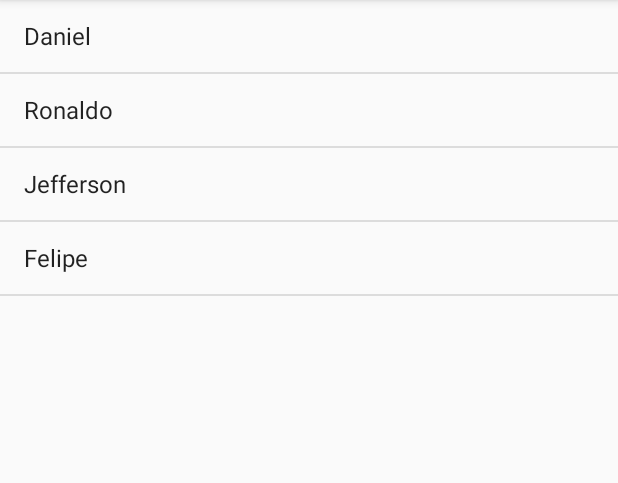
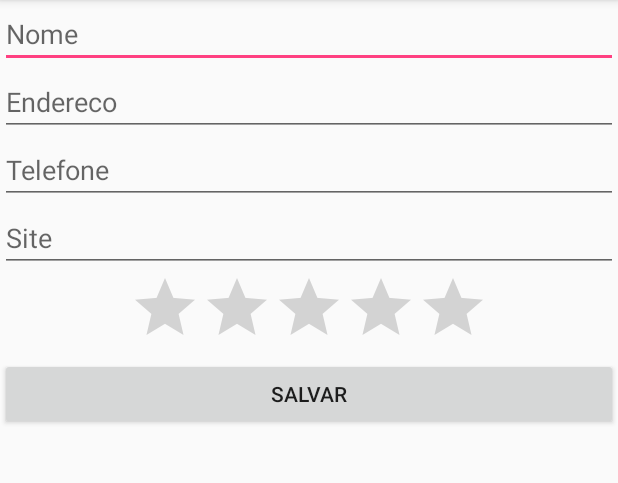
Before and after one commit to mcmacedo/android_agenda, an Android app: the screen it shows after launch (ListaAlunosActivity before the commit, FormularioActivity after it), on a phone screen of 412 x 824 dp, the part 84-567 px from its top. Run offline under Robolectric (Android 15) with nearby library versions, the light colour scheme and no system bars.

Commit message:
Formulario com listener do botao

```diff
--- a/app/src/main/AndroidManifest.xml
+++ b/app/src/main/AndroidManifest.xml
@@ -10,9 +10,11 @@
         android:supportsRtl="true"
         android:theme="@style/AppTheme">
         <activity android:name=".ListaAlunosActivity">
+
+        </activity>
+        <activity android:name=".FormularioActivity">
             <intent-filter>
                 <action android:name="android.intent.action.MAIN" />
-
                 <category android:name="android.intent.category.LAUNCHER" />
             </intent-filter>
         </activity>
--- /dev/null
+++ b/app/src/main/java/com/mcmacedo/agenda/FormularioActivity.java
@@ -0,0 +1,25 @@
+package com.mcmacedo.agenda;
+
+import android.support.v7.app.AppCompatActivity;
+import android.os.Bundle;
+import android.view.View;
+import android.widget.Button;
+import android.widget.Toast;
+
+public class FormularioActivity extends AppCompatActivity {
+
+    @Override
+    protected void onCreate(Bundle savedInstanceState) {
+        super.onCreate(savedInstanceState);
+        setContentView(R.layout.activity_formulario);
+
+        Button botaoSalvar = findViewById(R.id.formulario_btn_salvar);
+        botaoSalvar.setOnClickListener(new View.OnClickListener() {
+            @Override
+            public void onClick(View v) {
+                Toast.makeText(FormularioActivity.this,
+                        "Salvando...", Toast.LENGTH_SHORT).show();
+            }
+        });
+    }
+}
--- a/app/src/main/java/com/mcmacedo/agenda/ListaAlunosActivity.java
+++ b/app/src/main/java/com/mcmacedo/agenda/ListaAlunosActivity.java
@@ -17,6 +17,7 @@ public class ListaAlunosActivity extends AppCompatActivity {
 
         ArrayAdapter<String> adapter = new ArrayAdapter<String>(
                 this, android.R.layout.simple_list_item_1, alunos);
+
         listaAlunos.setAdapter(adapter);
     }
 }
--- /dev/null
+++ b/app/src/main/res/layout/activity_formulario.xml
@@ -0,0 +1,48 @@
+<?xml version="1.0" encoding="utf-8"?>
+<ScrollView xmlns:android="http://schemas.android.com/apk/res/android"
+    xmlns:app="http://schemas.android.com/apk/res-auto"
+    xmlns:tools="http://schemas.android.com/tools"
+    android:layout_width="match_parent"
+    android:layout_height="match_parent">
+
+    <LinearLayout
+        android:layout_width="match_parent"
+        android:layout_height="match_parent"
+        android:orientation="vertical"
+        tools:context="com.mcmacedo.agenda.FormularioActivity">
+
+        <EditText android:id="@+id/formulario_nome"
+            android:layout_width="match_parent"
+            android:layout_height="wrap_content"
+            android:hint="Nome" />
+
+        <EditText android:id="@+id/formulario_endereco"
+            android:layout_width="match_parent"
+            android:layout_height="wrap_content"
+            android:hint="Endereco" />
+
+        <EditText android:id="@+id/formulario_telefone"
+            android:layout_width="match_parent"
+            android:layout_height="wrap_content"
+            android:hint="Telefone" />
+
+        <EditText android:id="@+id/formulario_site"
+            android:layout_width="match_parent"
+            android:layout_height="wrap_content"
+            android:hint="Site" />
+
+        <RatingBar android:id="@+id/formulario_rating"
+            android:layout_width="wrap_content"
+            android:layout_height="wrap_content"
+            android:layout_gravity="center"
+            android:max="10"
+            android:numStars="5" />
+
+        <Button android:id="@+id/formulario_btn_salvar"
+            android:layout_width="match_parent"
+            android:layout_height="wrap_content"
+            android:text="Salvar" />
+
+    </LinearLayout>
+
+</ScrollView>
```
